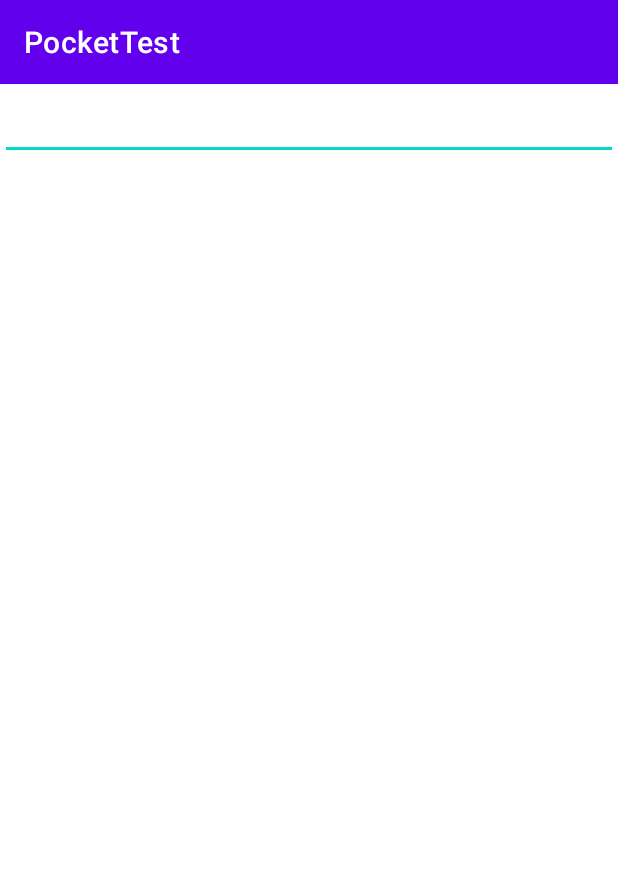
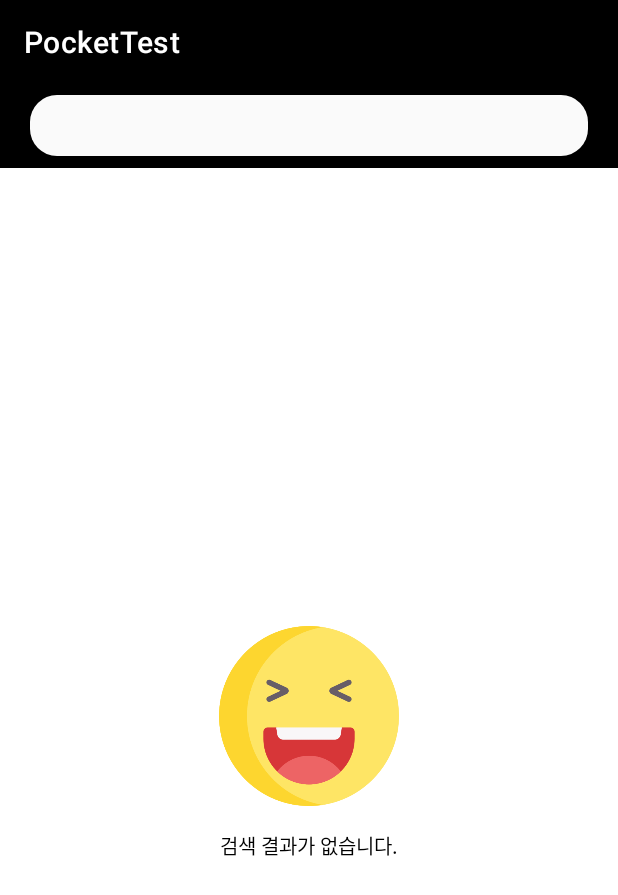
Before and after one commit to lakue119/PocketSample, an Android app: the screen it shows after launch (MainActivity), on a phone screen of 412 x 824 dp. Shown: the top 895 px of the screen. Run offline under Robolectric (Android 15) with nearby library versions, the phone set to English and light mode, and no system bars; our stand-ins replace Dagger/Hilt's generated code, RxJava, data binding; network calls fail; 1 statement that could not run was skipped.

Commit message:
#PT_005 Empty Keyword Exception

```diff
--- a/app/src/main/java/com/lakue/pockettest/ui/MainAdapter.kt
+++ b/app/src/main/java/com/lakue/pockettest/ui/MainAdapter.kt
@@ -34,7 +34,7 @@ class MainAdapter(val viewModel: MainViewModel) : BaseAdapter() {
     fun addItems(items: ArrayList<ResultPocket>, isLoading: Boolean) {
         val pos = pocketList.size
 
-        if (viewModel.isFinish.value!!) {
+        if (viewModel.liveIsFinish.value!!) {
             //마지막 페이지 호출 시 아이템만 로드
             pocketList.addAll(items)
         } else {
--- a/app/src/main/java/com/lakue/pockettest/ui/MainViewModel.kt
+++ b/app/src/main/java/com/lakue/pockettest/ui/MainViewModel.kt
@@ -4,11 +4,10 @@ import androidx.lifecycle.LiveData
 import androidx.lifecycle.MutableLiveData
 import androidx.lifecycle.ViewModel
 import androidx.lifecycle.viewModelScope
-import com.lakue.pockettest.model.ResponsePocket
+import androidx.recyclerview.widget.RecyclerView
 import com.lakue.pockettest.model.ResultPocket
 import com.lakue.pockettest.repository.PocketRepository
 import com.lakue.pockettest.utils.Event
-import com.lakue.pockettest.utils.LogUtil
 import com.lakue.pockettest.utils.NetworkHelper
 import dagger.hilt.android.lifecycle.HiltViewModel
 import kotlinx.coroutines.launch
@@ -29,8 +28,12 @@ class MainViewModel @Inject constructor(
     val listPocketInfo = ArrayList<ResultPocket>()
 
     //마지막 페이징 Boolean
-    private val _isFinish = MutableLiveData<Boolean>(false)
-    val isFinish: LiveData<Boolean> get() = _isFinish
+    private val _liveIsFinish = MutableLiveData<Boolean>(false)
+    val liveIsFinish: LiveData<Boolean> get() = _liveIsFinish
+
+    //마지막 페이징 Boolean
+    private val _liveIsEmpty = MutableLiveData<Boolean>(true)
+    val liveIsEmpty: LiveData<Boolean> get() = _liveIsEmpty
 
     //Activity Event전달 - Toast
     private val _toastEvent = MutableLiveData<Event<String>>()
@@ -51,6 +54,44 @@ class MainViewModel @Inject constructor(
     private var rvloading = false
     private var keyword = ""
 
+    init {
+        adapter.registerAdapterDataObserver(object : RecyclerView.AdapterDataObserver() {
+            override fun onChanged() {
+                super.onChanged()
+                checkEmpty()
+            }
+
+            override fun onItemRangeRemoved(positionStart: Int, itemCount: Int) {
+                super.onItemRangeRemoved(positionStart, itemCount)
+                checkEmpty()
+            }
+
+            override fun onItemRangeMoved(fromPosition: Int, toPosition: Int, itemCount: Int) {
+                super.onItemRangeMoved(fromPosition, toPosition, itemCount)
+                checkEmpty()
+            }
+
+            override fun onItemRangeInserted(positionStart: Int, itemCount: Int) {
+                super.onItemRangeInserted(positionStart, itemCount)
+                checkEmpty()
+            }
+
+            override fun onItemRangeChanged(positionStart: Int, itemCount: Int) {
+                super.onItemRangeChanged(positionStart, itemCount)
+                checkEmpty()
+            }
+
+            override fun onItemRangeChanged(positionStart: Int, itemCount: Int, payload: Any?) {
+                super.onItemRangeChanged(positionStart, itemCount, payload)
+                checkEmpty()
+            }
+
+            fun checkEmpty() {
+                _liveIsEmpty.postValue(adapter.itemCount == 0)
+            }
+        })
+    }
+
     //RecyclerView Bottom Catch
     fun onBottomCatch(lastPositionCount: Int) {
         if(!rvloading && lastPositionCount >= adapter.itemCount - 2){
@@ -59,7 +100,7 @@ class MainViewModel @Inject constructor(
         }
     }
 
-    //RecyclerView Bottom Catch
+    //EditText TextChange - get Keyword
     fun onEditorTextChange(keyword: String) {
         this.keyword = keyword
         adapter.itemClear()
@@ -74,19 +115,19 @@ class MainViewModel @Inject constructor(
         adapter.setKeyword(keyword)
     }
 
-    fun fetchPocketInfo(){
+    fun fetchPocketInfo(limit:Int = LIMIT_COUNT, offset:Int = max(0,adapter.itemCount-1)){
         viewModelScope.launch {
             if (networkHelper.isNetworkConnected()) {
                 //네트워크 연결
                 pocketRepository.getPocketInfo(
-                    LIMIT_COUNT,
-                    max(0,adapter.itemCount-1)
+                    limit,
+                    offset
                 ).let { reponseSearch ->
                     if (reponseSearch.isSuccessful) {
                         //API Success
                         val data = reponseSearch.body()!!
                         if(data.next == null){
-                            _isFinish.value = true
+                            _liveIsFinish.value = true
                         }
                         adapter.addItems(ArrayList(data.results), true)
                         listPocketInfo.addAll(ArrayList(data.results))
--- /dev/null
+++ b/app/src/main/res/drawable/background_round22_stroke_eee.xml
@@ -0,0 +1,10 @@
+<?xml version="1.0" encoding="utf-8"?>
+<selector xmlns:android="http://schemas.android.com/apk/res/android">
+    <item android:state_focused="false">
+        <shape xmlns:android="http://schemas.android.com/apk/res/android">
+            <solid android:color="#fafafa" />
+            <corners android:radius="18dp" />
+            <stroke android:color="#eeeeee" />
+        </shape>
+    </item>
+</selector>
--- a/app/src/main/res/layout/activity_main.xml
+++ b/app/src/main/res/layout/activity_main.xml
@@ -4,6 +4,7 @@
     xmlns:tools="http://schemas.android.com/tools">
 
     <data>
+        <import type="android.view.View"/>
         <variable
             name="vm"
             type="com.lakue.pockettest.ui.MainViewModel" />
@@ -35,7 +36,7 @@
 
             <com.google.android.material.appbar.AppBarLayout
                 app:elevation="0dp"
-                android:background="@color/white"
+                android:background="@color/black"
                 android:layout_width="match_parent"
                 android:layout_height="wrap_content">
 
@@ -46,6 +47,14 @@
                     android:layout_height="wrap_content">
 
                     <EditText
+                        android:layout_marginLeft="20dp"
+                        android:layout_marginRight="20dp"
+                        android:textColor="@color/black"
+                        android:paddingBottom="8dp"
+                        android:paddingTop="8dp"
+                        android:paddingStart="12dp"
+                        android:paddingEnd="12dp"
+                        android:background="@drawable/background_round22_stroke_eee"
                         onEditorTextChangeAction="@{vm.etTextChange}"
                         android:layout_width="match_parent"
                         android:layout_height="wrap_content"/>
@@ -54,8 +63,12 @@
 
             </com.google.android.material.appbar.AppBarLayout>
 
+            <FrameLayout
+                app:layout_behavior="@string/appbar_scrolling_view_behavior"
+                android:layout_width="match_parent"
+                android:layout_height="match_parent">
+
                 <com.lakue.pockettest.custom.CustomRecyclerView
-                app:layout_behavior="@string/appbar_scrolling_view_behavior"
                     app:layoutManager="androidx.recyclerview.widget.LinearLayoutManager"
                     setAdapter="@{vm.adapter}"
                     onBottomCatchEvent="@{vm.rvBottomCatch}"
@@ -66,6 +79,32 @@
                     app:layout_constraintStart_toStartOf="parent"
                     app:layout_constraintTop_toTopOf="parent" />
 
+                <LinearLayout
+                    tools:visibility="gone"
+                    android:visibility="@{vm.liveIsEmpty?View.VISIBLE:View.GONE}"
+                    android:gravity="center"
+                    android:layout_gravity="center"
+                    android:orientation="vertical"
+                    android:layout_width="match_parent"
+                    android:layout_height="match_parent">
+
+                    <ImageView
+                        android:src="@drawable/icon_empty"
+                        android:layout_width="120dp"
+                        android:layout_height="120dp"/>
+
+                    <TextView
+                        android:layout_width="wrap_content"
+                        android:layout_height="wrap_content"
+                        android:textSize="13dp"
+                        android:textColor="@color/color_dark_ffffff_000000"
+                        android:layout_marginTop="16dp"
+                        android:text="검색 결과가 없습니다."/>
+
+                </LinearLayout>
+
+            </FrameLayout>
+
         </androidx.coordinatorlayout.widget.CoordinatorLayout>
 
     </LinearLayout>
--- a/app/src/main/res/values-night/themes.xml
+++ b/app/src/main/res/values-night/themes.xml
@@ -2,7 +2,7 @@
     <!-- Base application theme. -->
     <style name="Theme.PocketTest" parent="Theme.MaterialComponents.DayNight.NoActionBar">
         <!-- Primary brand color. -->
-        <item name="colorPrimary">@color/purple_200</item>
+        <item name="colorPrimary">@color/black</item>
         <item name="colorPrimaryVariant">@color/purple_700</item>
         <item name="colorOnPrimary">@color/black</item>
         <!-- Secondary brand color. -->
--- a/app/src/main/res/values/themes.xml
+++ b/app/src/main/res/values/themes.xml
@@ -2,7 +2,7 @@
     <!-- Base application theme. -->
     <style name="Theme.PocketTest" parent="Theme.MaterialComponents.Light.NoActionBar">
         <!-- Primary brand color. -->
-        <item name="colorPrimary">@color/purple_500</item>
+        <item name="colorPrimary">@color/black</item>
         <item name="colorPrimaryVariant">@color/purple_700</item>
         <item name="colorOnPrimary">@color/white</item>
         <!-- Secondary brand color. -->
```
Also changed, not shown: app/build.gradle (+18 -1 lines), app/src/main/java/com/lakue/pockettest/base/BaseActivity.kt (+7 -6 lines), app/src/main/res/drawable-hdpi/icon_empty.png (added), app/src/main/res/drawable-ldpi/icon_empty.png (added), app/src/main/res/drawable-mdpi/icon_empty.png (added), app/src/main/res/drawable-xhdpi/icon_empty.png (added), app/src/main/res/drawable-xxhdpi/icon_empty.png (added), app/src/main/res/drawable-xxxhdpi/icon_empty.png (added). Lines whose indentation alone changed are shown as unchanged.
